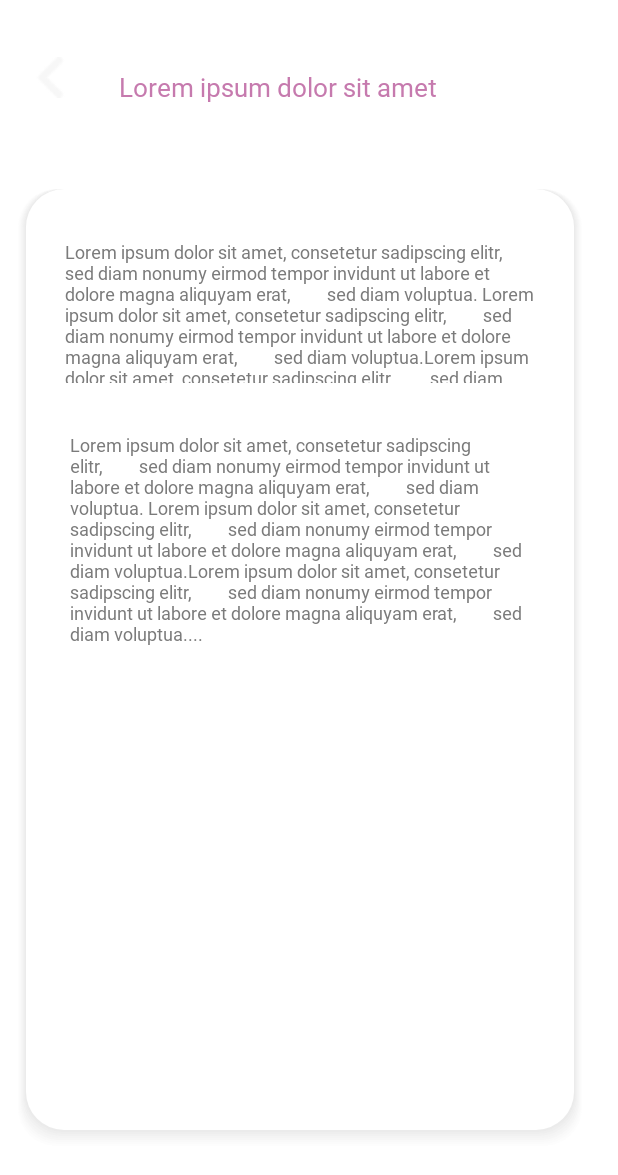
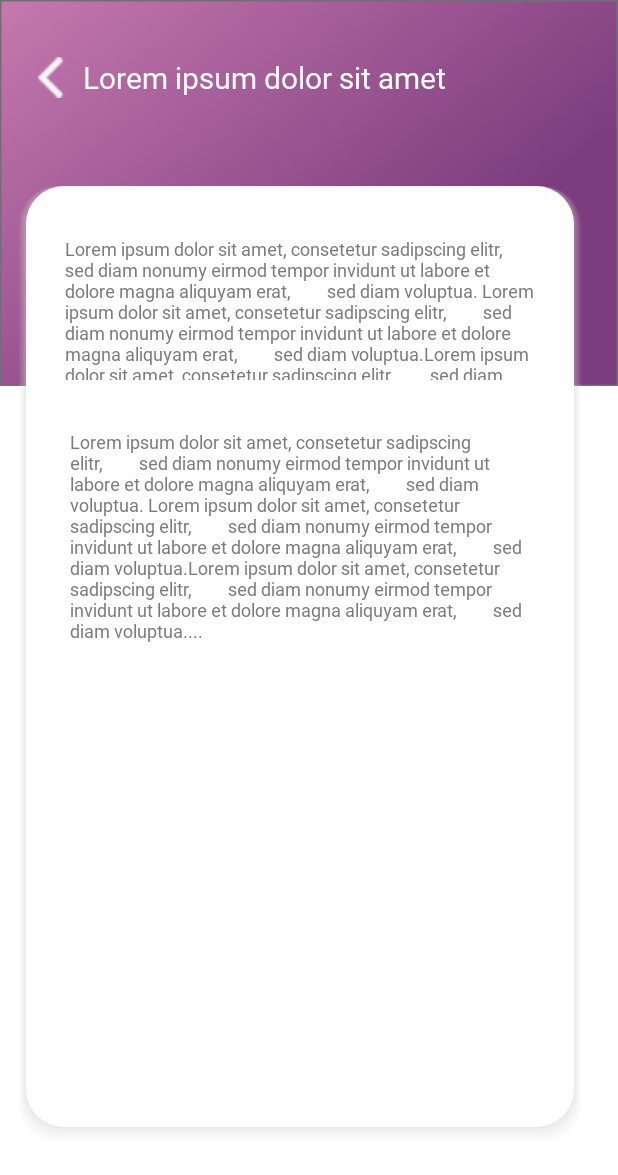
Before and after one commit to 2021Barom/2021_Barom, an Android app: the layout quest_detail.xml on its own in the app's theme, with its tools: preview values and no code run, on a phone screen of 412 x 824 dp. Shown: the top 1175 px of the screen. Run offline under Robolectric (Android 15) with nearby library versions, the phone set to English and light mode, and no system bars.

```diff
--- /dev/null
+++ b/app/src/main/java/com/example/barom/MainActivity.kt
@@ -0,0 +1,4 @@
+package com.example.barom
+
+class MainActivity {
+}
--- a/app/src/main/res/layout/quest_detail.xml
+++ b/app/src/main/res/layout/quest_detail.xml
@@ -5,16 +5,24 @@
     android:layout_width="match_parent"
     android:layout_height="match_parent">
 
+    <ImageView
+        android:layout_width="wrap_content"
+        android:layout_height="wrap_content"
+        android:layout_gravity="top"
+        android:src="@drawable/background"
+        app:layout_constraintStart_toStartOf="parent"
+        app:layout_constraintTop_toTopOf="parent" />
+
     <TextView
         android:id="@+id/title_detail"
         android:layout_width="wrap_content"
         android:layout_height="wrap_content"
-        android:layout_marginStart="32dp"
-        android:layout_marginTop="46dp"
+        android:layout_marginStart="8dp"
+        android:layout_marginTop="38dp"
         android:fontFamily="@font/atitlegothic3"
         android:text="Lorem ipsum dolor sit amet"
-        android:textColor="@color/purple_700"
-        android:textSize="17dp"
+        android:textColor="@color/white"
+        android:textSize="20sp"
         app:layout_constraintStart_toEndOf="@+id/detail_detail"
         app:layout_constraintTop_toTopOf="parent" />
 
--- a/app/src/main/res/menu/menu_bottom.xml
+++ b/app/src/main/res/menu/menu_bottom.xml
@@ -20,6 +20,6 @@
     <item
         android:id="@+id/postItem"
         android:icon="@drawable/chat_ck"
-        android:title="게시판" />
+        android:title="자주묻는질문" />
 
 </menu>
```
Also changed, not shown: app/src/main/java/com/example/barom/MapsActivity.kt (+0 -20 lines), app/src/main/res/layout/activity_main.xml (added, +58 -0 lines), app/src/main/res/layout/quest_add.xml (+9 -2 lines), app/src/main/res/layout/quest_listview.xml (+8 -0 lines).
